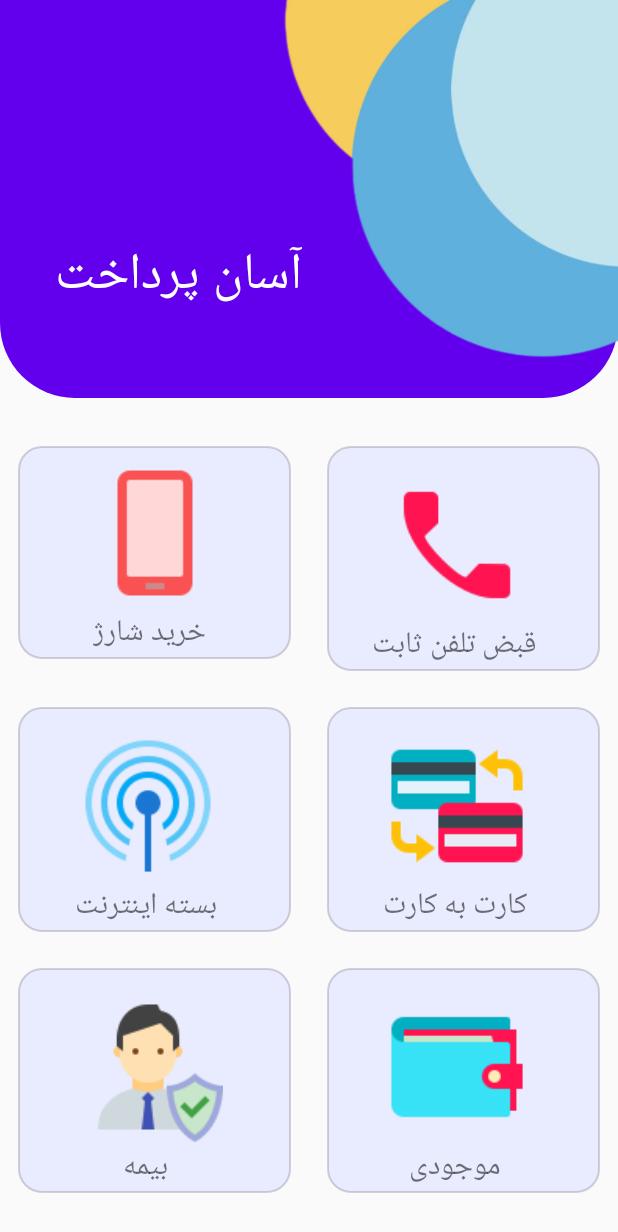
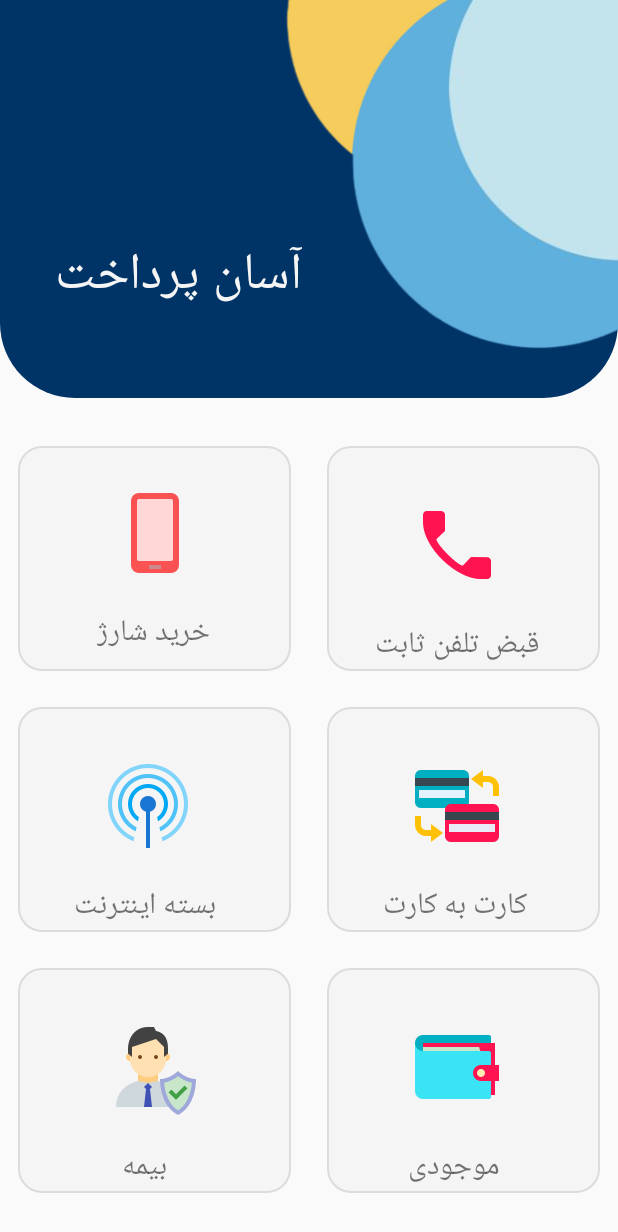
Before and after one commit to baharkarami/Mobile_And_Landline_Charging, an Android app: the screen it shows after launch (MainActivity), on a phone screen of 412 x 824 dp. Shown: the top 1232 px of the screen. Run offline under Robolectric (Android 15) with nearby library versions, the phone set to English and light mode, and no system bars.

Commit message:
MainActivity finished.

```diff
--- a/app/src/main/AndroidManifest.xml
+++ b/app/src/main/AndroidManifest.xml
@@ -28,7 +28,7 @@
         </activity>
         <activity
             android:name=".MainActivity"
-            android:exported="true" />
+            android:exported="false" />
     </application>
 
 </manifest>
--- a/app/src/main/java/ir/shariaty/mobile_and_landline_charging/ChargeActivity.java
+++ b/app/src/main/java/ir/shariaty/mobile_and_landline_charging/ChargeActivity.java
@@ -4,17 +4,18 @@ import androidx.appcompat.app.AppCompatActivity;
 
 import android.os.Bundle;
 
+import ir.shariaty.mobile_and_landline_charging.databinding.ActivityChargeBinding;
 import ir.shariaty.mobile_and_landline_charging.databinding.ActivityMainBinding;
 
 public class ChargeActivity extends AppCompatActivity {
 
-    ActivityMainBinding binding;
+    ActivityChargeBinding binding;
 
     @Override
     protected void onCreate(Bundle savedInstanceState) {
         super.onCreate(savedInstanceState);
 
-        binding=ActivityMainBinding.inflate(getLayoutInflater());
+        binding=ActivityChargeBinding.inflate(getLayoutInflater());
         setContentView(binding.getRoot());
     }
 }
--- a/app/src/main/java/ir/shariaty/mobile_and_landline_charging/LandlineActivity.java
+++ b/app/src/main/java/ir/shariaty/mobile_and_landline_charging/LandlineActivity.java
@@ -4,17 +4,18 @@ import androidx.appcompat.app.AppCompatActivity;
 
 import android.os.Bundle;
 
+import ir.shariaty.mobile_and_landline_charging.databinding.ActivityLandlineBinding;
 import ir.shariaty.mobile_and_landline_charging.databinding.ActivityMainBinding;
 
 public class LandlineActivity extends AppCompatActivity {
 
-    ActivityMainBinding binding;
+    ActivityLandlineBinding binding;
 
     @Override
     protected void onCreate(Bundle savedInstanceState) {
         super.onCreate(savedInstanceState);
 
-        binding=ActivityMainBinding.inflate(getLayoutInflater());
+        binding=ActivityLandlineBinding.inflate(getLayoutInflater());
         setContentView(binding.getRoot());
     }
 }
--- a/app/src/main/java/ir/shariaty/mobile_and_landline_charging/MainActivity.java
+++ b/app/src/main/java/ir/shariaty/mobile_and_landline_charging/MainActivity.java
@@ -2,7 +2,9 @@ package ir.shariaty.mobile_and_landline_charging;
 
 import androidx.appcompat.app.AppCompatActivity;
 
+import android.content.Intent;
 import android.os.Bundle;
+import android.view.View;
 
 import ir.shariaty.mobile_and_landline_charging.databinding.ActivityMainBinding;
 
@@ -15,5 +17,21 @@ public class MainActivity extends AppCompatActivity {
 
         binding=ActivityMainBinding.inflate(getLayoutInflater());
         setContentView(binding.getRoot());
+
+        binding.btnBuyCharge.setOnClickListener(new View.OnClickListener() {
+            @Override
+            public void onClick(View v) {
+                Intent intent = new Intent(MainActivity.this,ChargeActivity.class);
+                startActivity(intent);
+            }
+        });
+
+        binding.btnPayBill.setOnClickListener(new View.OnClickListener() {
+            @Override
+            public void onClick(View v) {
+                Intent intent = new Intent(MainActivity.this,LandlineActivity.class);
+                startActivity(intent);
+            }
+        });
     }
 }
--- a/app/src/main/res/drawable/background_button.xml
+++ b/app/src/main/res/drawable/background_button.xml
@@ -2,9 +2,9 @@
 <selector xmlns:android="http://schemas.android.com/apk/res/android">
     <item>
         <shape android:shape="rectangle">
-            <solid android:color="#C9E4E9FF" />
+            <solid android:color="#F5F5F5" />
             <corners android:radius="15dp" />
-            <stroke android:color="#363F3256" android:width="1dp" />
+            <stroke android:color="#DCDCDC" android:width="1dp" />
         </shape>
     </item>
 </selector>
--- a/app/src/main/res/drawable/background_top.xml
+++ b/app/src/main/res/drawable/background_top.xml
@@ -2,7 +2,7 @@
 <selector xmlns:android="http://schemas.android.com/apk/res/android">
 <item>
     <shape android:shape="rectangle">
-        <solid android:color="#6200ee" />
+        <solid android:color="#003366" />
         <corners android:bottomRightRadius="50dp" android:bottomLeftRadius="50dp" />
     </shape>
 </item>
--- a/app/src/main/res/layout/activity_main.xml
+++ b/app/src/main/res/layout/activity_main.xml
@@ -32,7 +32,7 @@
                     android:layout_height="wrap_content"
                     android:layout_marginBottom="52dp"
                     android:text="آسان پرداخت"
-                    android:textColor="@color/white"
+                    android:textColor="#F5F5F5	"
                     android:textSize="34sp"
                     app:layout_constraintBottom_toBottomOf="parent"
                     app:layout_constraintEnd_toEndOf="parent"
@@ -45,7 +45,7 @@
                 <ImageView
                     android:id="@+id/imageView1"
                     android:layout_width="410dp"
-                    android:layout_height="246dp"
+                    android:layout_height="240dp"
                     app:layout_constraintBottom_toBottomOf="parent"
                     app:layout_constraintEnd_toEndOf="parent"
                     app:layout_constraintHorizontal_bias="0.0"
@@ -70,69 +70,77 @@
 
                     <androidx.constraintlayout.widget.ConstraintLayout
                         android:layout_width="0dp"
-                        android:layout_height="wrap_content"
+                        android:layout_height="match_parent"
                         android:layout_margin="12dp"
                         android:layout_weight="1"
                         android:background="@drawable/background_button">
 
-                        <ImageView
-                            android:id="@+id/imgBuyCharge"
+                        <ImageButton
+                            android:id="@+id/btnBuyCharge"
                             android:layout_width="100dp"
                             android:layout_height="100dp"
                             android:layout_marginStart="8dp"
                             android:layout_marginTop="8dp"
                             android:layout_marginEnd="8dp"
                             android:layout_marginBottom="16dp"
+                            android:background="#F5F5F5"
+                            android:clickable="true"
                             app:layout_constraintBottom_toTopOf="@+id/lblBuyCharge"
                             app:layout_constraintEnd_toEndOf="parent"
                             app:layout_constraintStart_toStartOf="parent"
                             app:layout_constraintTop_toTopOf="parent"
-                            app:srcCompat="@mipmap/smartphone" />
+                            app:srcCompat="@mipmap/smartphone"
+                            tools:ignore="SpeakableTextPresentCheck" />
 
                         <TextView
                             android:id="@+id/lblBuyCharge"
                             android:layout_width="wrap_content"
                             android:layout_height="wrap_content"
-                            android:layout_marginStart="33dp"
+                            android:layout_marginStart="32dp"
                             android:text="خرید شارژ"
                             android:textSize="20sp"
-                            app:layout_constraintEnd_toEndOf="@+id/imgBuyCharge"
+                            app:layout_constraintEnd_toEndOf="@+id/btnBuyCharge"
+                            app:layout_constraintHorizontal_bias="0.606"
                             app:layout_constraintStart_toStartOf="parent"
-                            app:layout_constraintTop_toBottomOf="@+id/imgBuyCharge" />
+                            app:layout_constraintTop_toBottomOf="@+id/btnBuyCharge" />
                     </androidx.constraintlayout.widget.ConstraintLayout>
 
                     <androidx.constraintlayout.widget.ConstraintLayout
                         android:layout_width="0dp"
-                        android:layout_height="wrap_content"
+                        android:layout_height="match_parent"
                         android:layout_margin="12dp"
                         android:layout_weight="1"
                         android:background="@drawable/background_button">
 
-                        <ImageView
-                            android:id="@+id/imgPayBill"
+                        <ImageButton
+                            android:id="@+id/btnPayBill"
                             android:layout_width="100dp"
                             android:layout_height="100dp"
                             android:layout_marginStart="8dp"
                             android:layout_marginTop="16dp"
                             android:layout_marginEnd="8dp"
-                            android:layout_marginBottom="8dp"
+                            android:layout_marginBottom="16dp"
+                            android:background="#F5F5F5"
+                            android:clickable="true"
                             app:layout_constraintBottom_toTopOf="@+id/lblPayBill"
                             app:layout_constraintEnd_toEndOf="parent"
                             app:layout_constraintHorizontal_bias="0.436"
                             app:layout_constraintStart_toStartOf="parent"
                             app:layout_constraintTop_toTopOf="parent"
-                            app:srcCompat="@mipmap/phone" />
+                            app:srcCompat="@mipmap/phone"
+                            tools:ignore="SpeakableTextPresentCheck" />
 
                         <TextView
                             android:id="@+id/lblPayBill"
                             android:layout_width="wrap_content"
                             android:layout_height="wrap_content"
-                            android:layout_marginStart="33dp"
+                            android:layout_marginStart="32dp"
                             android:text="قبض تلفن ثابت"
                             android:textSize="20sp"
-                            app:layout_constraintEnd_toEndOf="@+id/imgPayBill"
+                            app:layout_constraintEnd_toEndOf="@+id/btnPayBill"
+                            app:layout_constraintHorizontal_bias="0.0"
                             app:layout_constraintStart_toStartOf="parent"
-                            app:layout_constraintTop_toBottomOf="@+id/imgPayBill" />
+                            app:layout_constraintTop_toBottomOf="@+id/btnPayBill" />
                     </androidx.constraintlayout.widget.ConstraintLayout>
 
                 </LinearLayout>
@@ -145,59 +153,65 @@
 
                     <androidx.constraintlayout.widget.ConstraintLayout
                         android:layout_width="0dp"
-                        android:layout_height="wrap_content"
+                        android:layout_height="match_parent"
                         android:layout_margin="12dp"
                         android:layout_weight="1"
                         android:background="@drawable/background_button">
 
-                        <ImageView
-                            android:id="@+id/imgBuyInternet"
+                        <ImageButton
+                            android:id="@+id/btnBuyInternet"
                             android:layout_width="100dp"
                             android:layout_height="100dp"
                             android:layout_marginStart="8dp"
                             android:layout_marginTop="16dp"
                             android:layout_marginEnd="8dp"
-                            android:layout_marginBottom="8dp"
+                            android:layout_marginBottom="16dp"
+                            android:background="#F5F5F5"
+                            android:clickable="true"
                             app:layout_constraintBottom_toTopOf="@+id/lblBuyInternet"
                             app:layout_constraintEnd_toEndOf="parent"
                             app:layout_constraintHorizontal_bias="0.436"
                             app:layout_constraintStart_toStartOf="parent"
                             app:layout_constraintTop_toTopOf="parent"
-                            app:srcCompat="@mipmap/cellularnetwork" />
+                            app:srcCompat="@mipmap/cellularnetwork"
+                            tools:ignore="SpeakableTextPresentCheck" />
 
                         <TextView
                             android:id="@+id/lblBuyInternet"
                             android:layout_width="wrap_content"
                             android:layout_height="wrap_content"
-                            android:layout_marginStart="33dp"
+                            android:layout_marginStart="32dp"
                             android:text="بسته اینترنت"
                             android:textSize="20sp"
-                            app:layout_constraintEnd_toEndOf="@+id/imgBuyInternet"
+                            app:layout_constraintEnd_toEndOf="@+id/btnBuyInternet"
                             app:layout_constraintStart_toStartOf="parent"
-                            app:layout_constraintTop_toBottomOf="@+id/imgBuyInternet" />
+                            app:layout_constraintTop_toBottomOf="@+id/btnBuyInternet" />
                     </androidx.constraintlayout.widget.ConstraintLayout>
 
                     <androidx.constraintlayout.widget.ConstraintLayout
                         android:layout_width="0dp"
-                        android:layout_height="wrap_content"
+                        android:layout_height="match_parent"
                         android:layout_margin="12dp"
                         android:layout_weight="1"
                         android:background="@drawable/background_button">
 
-                        <ImageView
-                            android:id="@+id/imgCardExchange"
+                        <ImageButton
+                            android:id="@+id/btnCardExchange"
                             android:layout_width="100dp"
                             android:layout_height="100dp"
                             android:layout_marginStart="8dp"
                             android:layout_marginTop="16dp"
                             android:layout_marginEnd="8dp"
-                            android:layout_marginBottom="8dp"
+                            android:layout_marginBottom="16dp"
+                            android:background="#F5F5F5"
+                            android:clickable="true"
                             app:layout_constraintBottom_toTopOf="@+id/lblCardExchange"
                             app:layout_constraintEnd_toEndOf="parent"
                             app:layout_constraintHorizontal_bias="0.436"
                             app:layout_constraintStart_toStartOf="parent"
                             app:layout_constraintTop_toTopOf="parent"
-                            app:srcCompat="@mipmap/cardexchange" />
+                            app:srcCompat="@mipmap/cardexchange"
+                            tools:ignore="SpeakableTextPresentCheck" />
 
                         <TextView
                             android:id="@+id/lblCardExchange"
@@ -206,9 +220,9 @@
                             android:layout_marginStart="33dp"
                             android:text="کارت به کارت"
                             android:textSize="20sp"
-                            app:layout_constraintEnd_toEndOf="@+id/imgCardExchange"
+                            app:layout_constraintEnd_toEndOf="@+id/btnCardExchange"
                             app:layout_constraintStart_toStartOf="parent"
-                            app:layout_constraintTop_toBottomOf="@+id/imgCardExchange" />
+                            app:layout_constraintTop_toBottomOf="@+id/btnCardExchange" />
                     </androidx.constraintlayout.widget.ConstraintLayout>
 
                 </LinearLayout>
@@ -221,36 +235,39 @@
 
                     <androidx.constraintlayout.widget.ConstraintLayout
                         android:layout_width="0dp"
-                        android:layout_height="wrap_content"
+                        android:layout_height="match_parent"
                         android:layout_margin="12dp"
                         android:layout_weight="1"
                         android:background="@drawable/background_button">
 
-                        <ImageView
-                            android:id="@+id/imgInsurance"
+                        <ImageButton
+                            android:id="@+id/btnInsurance"
                             android:layout_width="100dp"
                             android:layout_height="100dp"
                             android:layout_marginStart="8dp"
                             android:layout_marginTop="16dp"
                             android:layout_marginEnd="8dp"
                             android:layout_marginBottom="8dp"
+                            android:background="#F5F5F5"
+                            android:clickable="true"
                             app:layout_constraintBottom_toTopOf="@+id/lblInsurance"
                             app:layout_constraintEnd_toEndOf="parent"
                             app:layout_constraintHorizontal_bias="0.436"
                             app:layout_constraintStart_toStartOf="parent"
                             app:layout_constraintTop_toTopOf="parent"
-                            app:srcCompat="@mipmap/insuranceagent" />
+                            app:srcCompat="@mipmap/insuranceagent"
+                            tools:ignore="SpeakableTextPresentCheck,SpeakableTextPresentCheck" />
 
                         <TextView
                             android:id="@+id/lblInsurance"
                             android:layout_width="wrap_content"
                             android:layout_height="wrap_content"
-                            android:layout_marginStart="33dp"
+                            android:layout_marginStart="32dp"
                             android:text="بیمه"
                             android:textSize="20sp"
-                            app:layout_constraintEnd_toEndOf="@+id/imgInsurance"
+                            app:layout_constraintEnd_toEndOf="@+id/btnInsurance"
                             app:layout_constraintStart_toStartOf="parent"
-                            app:layout_constraintTop_toBottomOf="@+id/imgInsurance" />
+                            app:layout_constraintTop_toBottomOf="@+id/btnInsurance" />
                     </androidx.constraintlayout.widget.ConstraintLayout>
 
                     <androidx.constraintlayout.widget.ConstraintLayout
@@ -260,31 +277,34 @@
                         android:layout_weight="1"
                         android:background="@drawable/background_button">
 
-                        <ImageView
-                            android:id="@+id/imgWallet"
+                        <ImageButton
+                            android:id="@+id/btnWallet"
                             android:layout_width="100dp"
                             android:layout_height="100dp"
                             android:layout_marginStart="8dp"
                             android:layout_marginTop="16dp"
                             android:layout_marginEnd="8dp"
-                            android:layout_marginBottom="8dp"
+                            android:layout_marginBottom="16dp"
+                            android:background="#F5F5F5"
+                            android:clickable="true"
                             app:layout_constraintBottom_toTopOf="@+id/lblWallet"
                             app:layout_constraintEnd_toEndOf="parent"
                             app:layout_constraintHorizontal_bias="0.436"
                             app:layout_constraintStart_toStartOf="parent"
                             app:layout_constraintTop_toTopOf="parent"
-                            app:srcCompat="@mipmap/wallet" />
+                            app:srcCompat="@mipmap/wallet"
+                            tools:ignore="SpeakableTextPresentCheck" />
 
                         <TextView
                             android:id="@+id/lblWallet"
                             android:layout_width="wrap_content"
                             android:layout_height="wrap_content"
-                            android:layout_marginStart="33dp"
+                            android:layout_marginStart="32dp"
                             android:text="موجودی"
                             android:textSize="20sp"
-                            app:layout_constraintEnd_toEndOf="@+id/imgWallet"
+                            app:layout_constraintEnd_toEndOf="@+id/btnWallet"
                             app:layout_constraintStart_toStartOf="parent"
-                            app:layout_constraintTop_toBottomOf="@+id/imgWallet" />
+                            app:layout_constraintTop_toBottomOf="@+id/btnWallet" />
                     </androidx.constraintlayout.widget.ConstraintLayout>
 
                 </LinearLayout>
```
Also changed, not shown: app/src/main/res/layout/activity_charge.xml (+30 -26 lines), app/src/main/res/layout/activity_landline.xml (+87 -84 lines).
